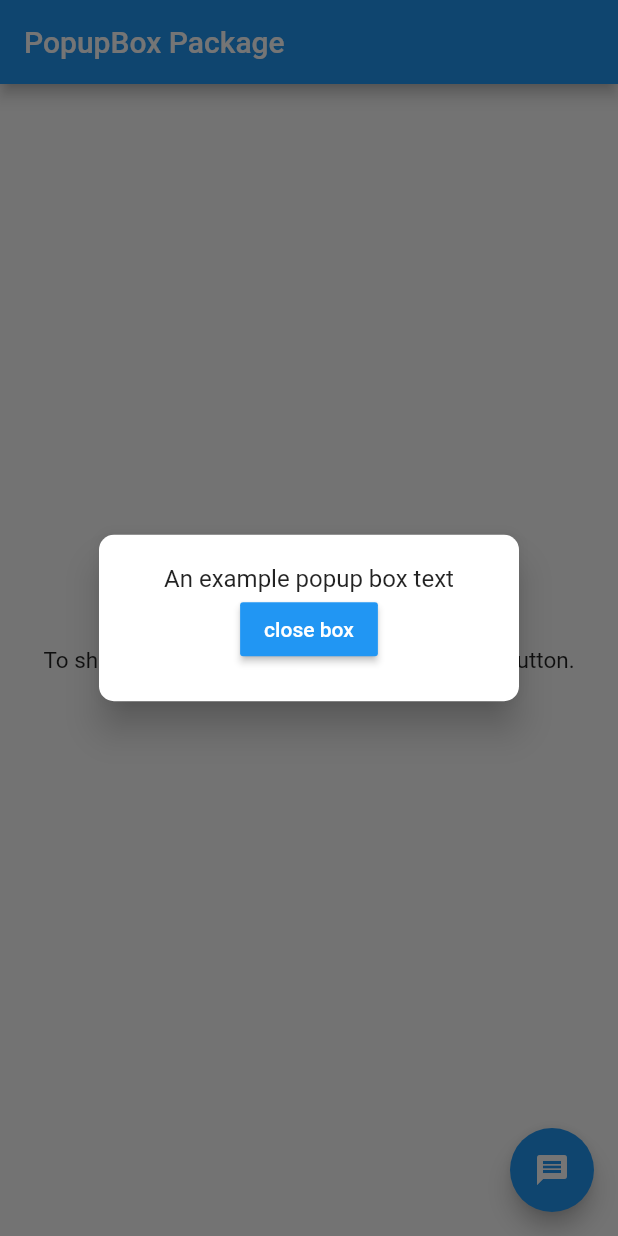
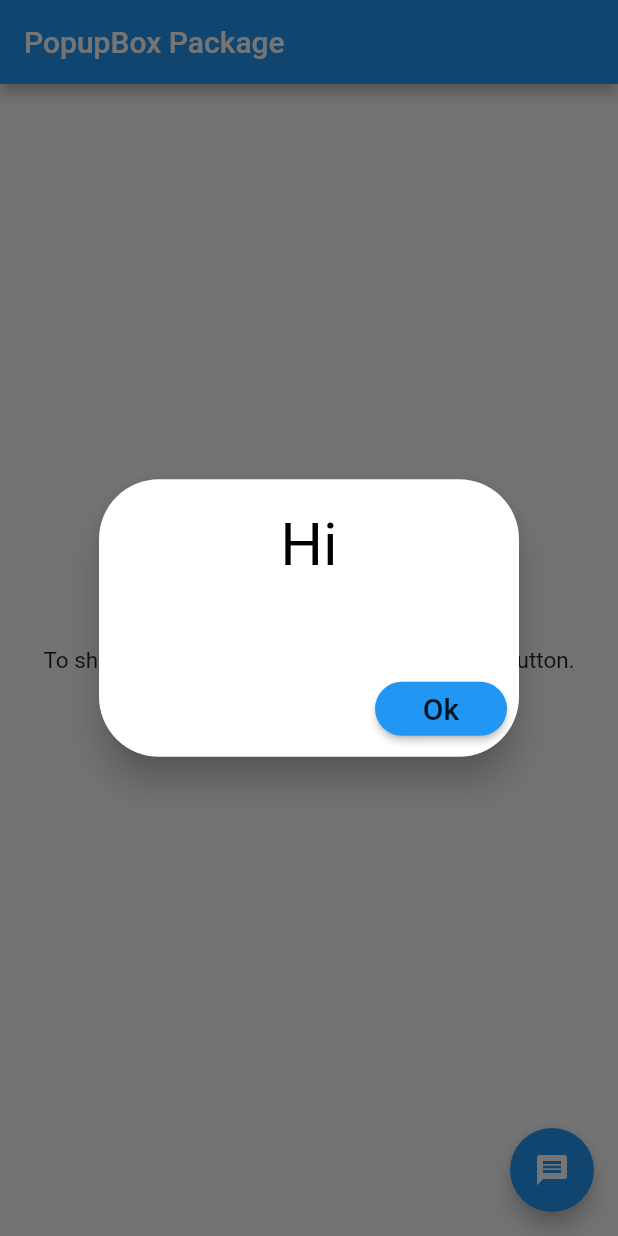
Before and after one commit to Rishit-dagli/popup_box, a Flutter app: the screen it shows after launch, after a tap on the "message" icon, on a phone screen of 412 x 824 dp. Run offline on Flutter 3.47's test engine with Material 2 defaults, Android fonts, the phone set to English and light mode, and no system bars.

Commit message:
version 0.1

```diff
--- a/example/lib/main.dart
+++ b/example/lib/main.dart
@@ -44,11 +44,32 @@ class _MyHomePageState extends State<MyHomePage> {
         onPressed: () async {
           await PopupBox.showPopupBox(
               context: context,
-              willDisplayWidget: Container(
-                child: Text('An example popup box text'),
+              button: MaterialButton(
+                shape: RoundedRectangleBorder(
+                  borderRadius: BorderRadius.circular(20),
+                ),
+                color: Colors.blue,
+                child: Text(
+                  'Ok',
+                  style: TextStyle(fontSize: 20),
+                ),
+                onPressed: () {
+                  Navigator.of(context).pop();
+                },
+              ),
+              willDisplayWidget: Column(
+                children: <Widget>[
+                  Text(
+                    'Hi',
+                    style: TextStyle(fontSize: 40, color: Colors.black),
+                  ),
+                  SizedBox(
+                    height: 30,
+                  )
+                ],
               ));
         },
-        tooltip: 'Show Popup Box Box',
+        tooltip: 'Show Popup Box',
         child: Icon(Icons.message),
       ),
     );
--- a/lib/popup_box.dart
+++ b/lib/popup_box.dart
@@ -24,34 +24,25 @@ class PopupBox {
   static Future showPopupBox({
     @required BuildContext context,
     @required Widget willDisplayWidget,
+    @required Widget button,
   }) {
     assert(context != null, "context is null");
     assert(willDisplayWidget != null, "willDisplayWidget is null");
+    assert(button != null, "button is null");
     return showDialog(
         context: context,
         builder: (context) {
           return AlertDialog(
             shape: RoundedRectangleBorder(
-              borderRadius: BorderRadius.all(Radius.circular(10)),
+              borderRadius: BorderRadius.circular(40),
             ),
             content: Column(
               mainAxisSize: MainAxisSize.min,
               children: <Widget>[
                 willDisplayWidget,
-                MaterialButton(
-                  color: Colors.blue,
-                  child: Text(
-                    'close box',
-                    style: TextStyle(
-                      color: Colors.white,
-                    ),
-                  ),
-                  onPressed: () {
-                    Navigator.of(context).pop();
-                  },
-                )
               ],
             ),
+            actions: <Widget>[button],
             elevation: 10,
           );
         });
```
Also changed, not shown: 1 other file.
